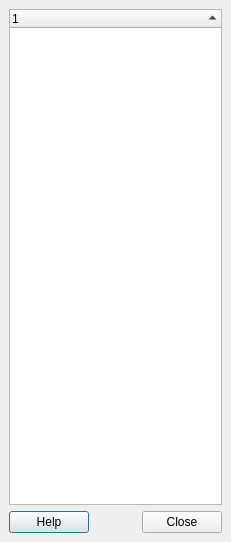
First picture: the form in src/ui/qgsidentifyresultsbase.ui, repository qgis/QGIS, before the edit.
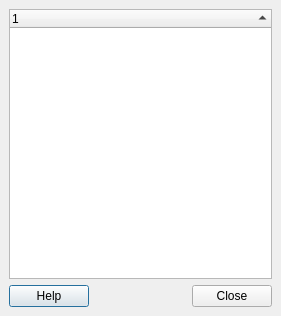
Second picture: the form after the edit.

Commit message: Use save/restoreGeometry introduced in Qt4.2 rather than saving width, height, x and y as separate parameters. The new functions support multiple monitors and will restore a window to a visible location if it was saved at a location that is no longer visible. Fix for bug #440.

Patch:
```diff
--- a/src/ui/qgsidentifyresultsbase.ui
+++ b/src/ui/qgsidentifyresultsbase.ui
@@ -8,8 +8,8 @@
    <rect>
     <x>0</x>
     <y>0</y>
-    <width>231</width>
-    <height>542</height>
+    <width>281</width>
+    <height>316</height>
    </rect>
   </property>
   <property name="windowTitle" >
```
The commit also changes 10 other files.
